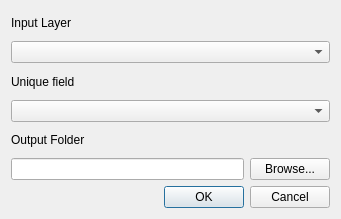
First picture: the form in forms/hcmgis_split_form.ui, repository thangqd/HCMGIS, before the edit.
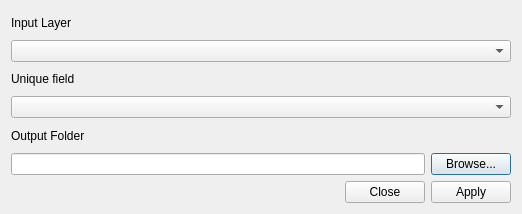
Second picture: the form after the edit. Custom widgets are drawn as their Qt base class.

The edit to the form file:
```diff
--- a/forms/hcmgis_split_form.ui
+++ b/forms/hcmgis_split_form.ui
@@ -12,8 +12,8 @@
    <rect>
     <x>0</x>
     <y>0</y>
-    <width>341</width>
-    <height>219</height>
+    <width>522</width>
+    <height>214</height>
    </rect>
   </property>
   <property name="mouseTracking">
@@ -95,7 +95,7 @@
    <item>
     <widget class="QDialogButtonBox" name="BtnOKCancel">
      <property name="standardButtons">
-      <set>QDialogButtonBox::Cancel|QDialogButtonBox::Ok</set>
+      <set>QDialogButtonBox::Apply|QDialogButtonBox::Close</set>
      </property>
     </widget>
    </item>
```
Left out of the diff: 10 changed lines with no effect on the pictures.
